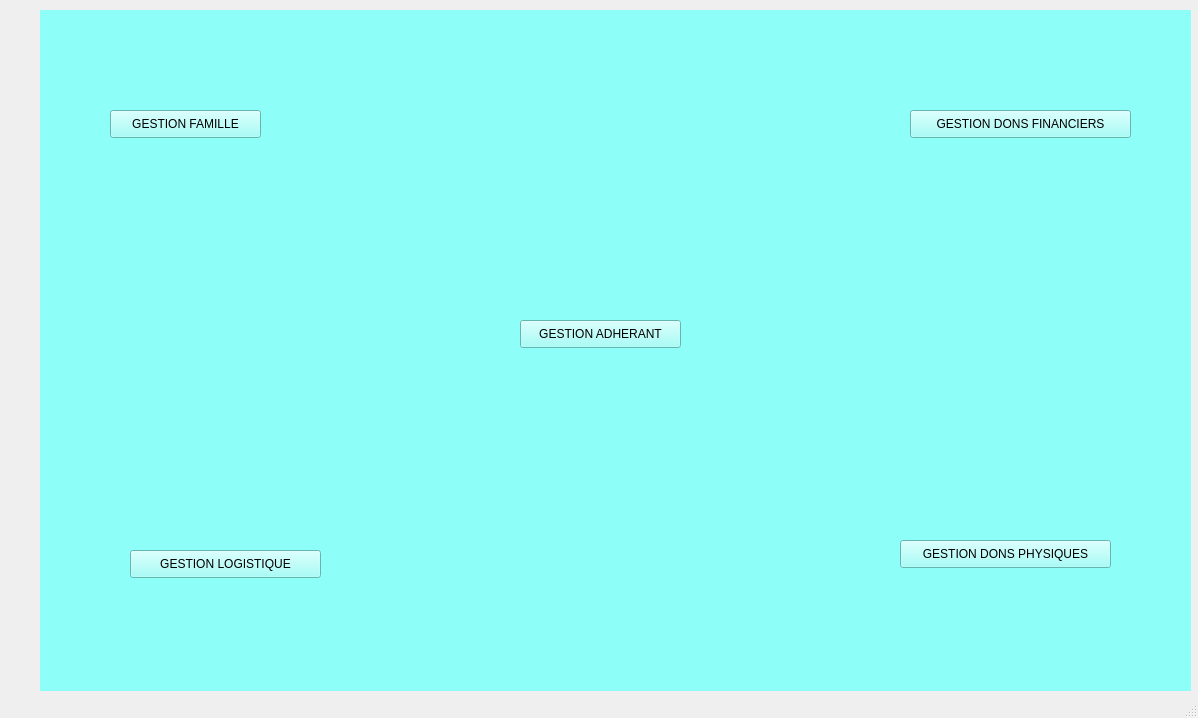
Old version of the form Adherant/mainwindow.ui in the repository azyyzme01/ASSOCIATION_D-AIDE.
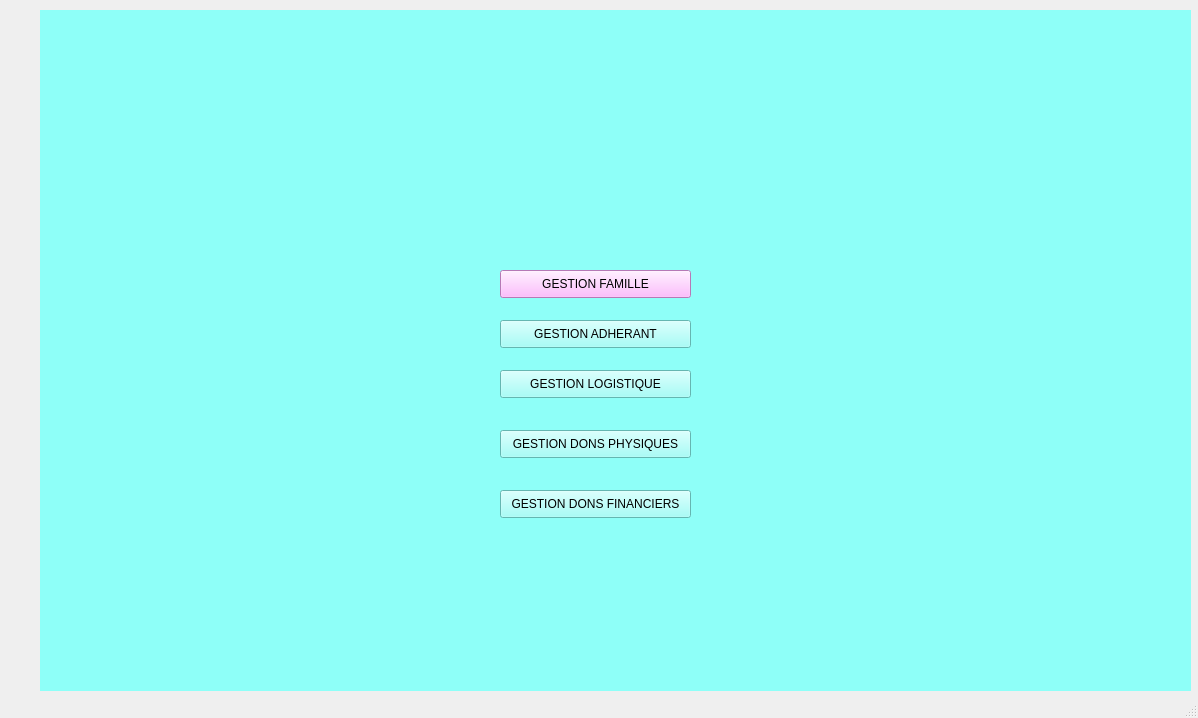
New version of the form. The open tabs and pages were chosen to show the change. Icons and pictures are not drawn.

Diff of the .ui file:
```diff
--- a/Adherant/mainwindow.ui
+++ b/Adherant/mainwindow.ui
@@ -40,9 +40,9 @@
      <widget class="QPushButton" name="adherant">
       <property name="geometry">
        <rect>
-        <x>480</x>
+        <x>460</x>
         <y>310</y>
-        <width>161</width>
+        <width>191</width>
         <height>28</height>
        </rect>
       </property>
@@ -56,8 +56,8 @@
      <widget class="QPushButton" name="logistique">
       <property name="geometry">
        <rect>
-        <x>90</x>
-        <y>540</y>
+        <x>460</x>
+        <y>360</y>
         <width>191</width>
         <height>28</height>
        </rect>
@@ -72,14 +72,16 @@
      <widget class="QPushButton" name="famille">
       <property name="geometry">
        <rect>
-        <x>70</x>
-        <y>100</y>
-        <width>151</width>
+        <x>460</x>
+        <y>260</y>
+        <width>191</width>
         <height>28</height>
        </rect>
       </property>
       <property name="styleSheet">
-       <string notr="true">font: 10pt &quot;Poor Richard&quot;;</string>
+       <string notr="true">font: 10pt &quot;Poor Richard&quot;;
+font: 8pt &quot;Eras Bold ITC&quot;;
+background-color: rgb(255, 170, 255);</string>
       </property>
       <property name="text">
        <string>GESTION FAMILLE</string>
@@ -88,9 +90,9 @@
      <widget class="QPushButton" name="finance">
       <property name="geometry">
        <rect>
-        <x>870</x>
-        <y>100</y>
-        <width>221</width>
+        <x>460</x>
+        <y>480</y>
+        <width>191</width>
         <height>28</height>
        </rect>
       </property>
@@ -104,9 +106,9 @@
      <widget class="QPushButton" name="physiques">
       <property name="geometry">
        <rect>
-        <x>860</x>
-        <y>530</y>
-        <width>211</width>
+        <x>460</x>
+        <y>420</y>
+        <width>191</width>
         <height>28</height>
        </rect>
       </property>
```
Left out of the diff: 26 changed lines with no effect on the pictures.
